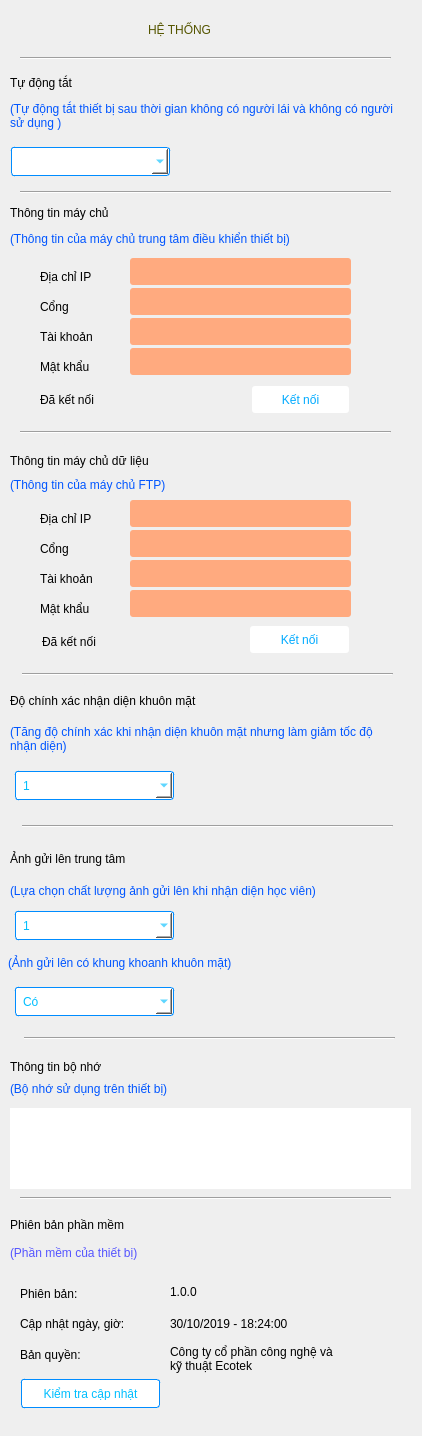
The window that SettingScreen/Ui/NoiDungManHinhCaiDatHeThong.ui (Lam-dev/TheoryFaceRecognition) describes before a commit, drawn with Qt 5.
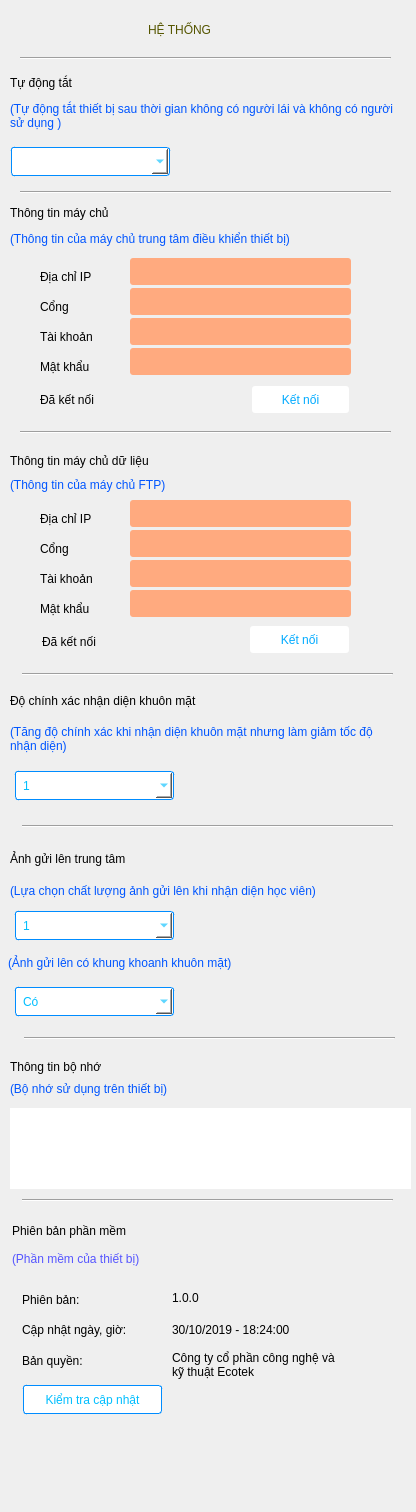
The same window after the commit. Icons and pictures are not drawn.

What changed in the file:
```diff
--- a/SettingScreen/Ui/NoiDungManHinhCaiDatHeThong.ui
+++ b/SettingScreen/Ui/NoiDungManHinhCaiDatHeThong.ui
@@ -6,8 +6,8 @@
    <rect>
     <x>0</x>
     <y>0</y>
-    <width>422</width>
-    <height>1436</height>
+    <width>416</width>
+    <height>1512</height>
    </rect>
   </property>
   <property name="windowTitle">
@@ -717,8 +717,8 @@
   <widget class="QFrame" name="frame_containFirmwareInformation">
    <property name="geometry">
     <rect>
-     <x>0</x>
-     <y>1202</y>
+     <x>2</x>
+     <y>1208</y>
      <width>421</width>
      <height>211</height>
     </rect>
@@ -927,19 +927,6 @@
     <enum>Qt::Horizontal</enum>
    </property>
   </widget>
-  <widget class="Line" name="line_8">
-   <property name="geometry">
-    <rect>
-     <x>20</x>
-     <y>1190</y>
-     <width>371</width>
-     <height>16</height>
-    </rect>
-   </property>
-   <property name="orientation">
-    <enum>Qt::Horizontal</enum>
-   </property>
-  </widget>
   <widget class="QLabel" name="label">
    <property name="geometry">
     <rect>
@@ -1264,21 +1251,19 @@
     <enum>Qt::Horizontal</enum>
    </property>
   </widget>
-  <zorder>frame_autoShutdown</zorder>
-  <zorder>frame_serverInfomation</zorder>
-  <zorder>frame_containFTPserverInfomation</zorder>
-  <zorder>frame_containMemoryInfomation</zorder>
-  <zorder>frame_containFirmwareInformation</zorder>
-  <zorder>line_8</zorder>
-  <zorder>line_3</zorder>
-  <zorder>line_4</zorder>
-  <zorder>line_5</zorder>
-  <zorder>line_7</zorder>
-  <zorder>label</zorder>
-  <zorder>frame_containFaceRecognitionPoint</zorder>
-  <zorder>frame_imageQuality</zorder>
-  <zorder>line_9</zorder>
-  <zorder>line_10</zorder>
+  <widget class="Line" name="line_11">
+   <property name="geometry">
+    <rect>
+     <x>22</x>
+     <y>1192</y>
+     <width>371</width>
+     <height>16</height>
+    </rect>
+   </property>
+   <property name="orientation">
+    <enum>Qt::Horizontal</enum>
+   </property>
+  </widget>
  </widget>
  <tabstops>
   <tabstop>lineEdit_forInputPassword</tabstop>
```
